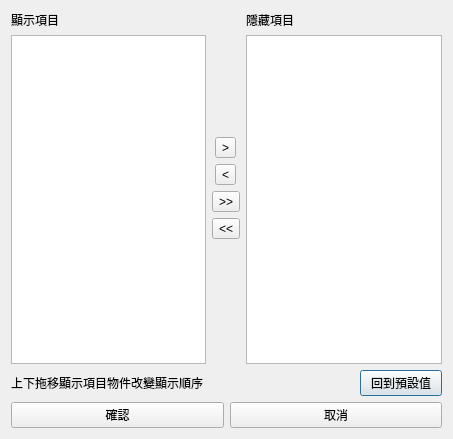
Old version of the form QtShowItemEditDialog.ui in the repository foxking0416/PythonStockPrice.
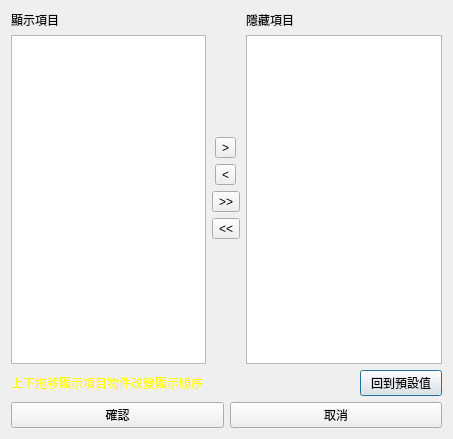
New version of the form.

The edit to the form file:
```diff
--- a/QtShowItemEditDialog.ui
+++ b/QtShowItemEditDialog.ui
@@ -131,6 +131,9 @@
     <layout class="QHBoxLayout" name="horizontalLayout_5">
      <item>
       <widget class="QLabel" name="label_3">
+       <property name="styleSheet">
+        <string notr="true">color: rgb(255, 255, 0);</string>
+       </property>
        <property name="text">
         <string>上下拖移顯示項目物件改變顯示順序</string>
        </property>
```
